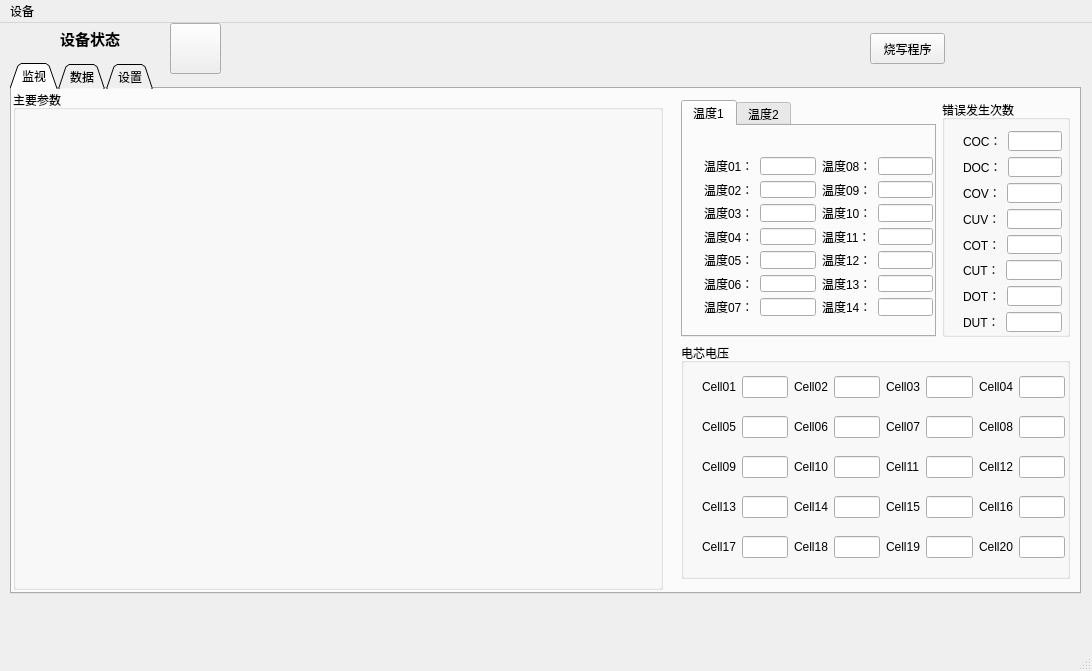
Above: mainwindow.ui from zhuyanliang/GlobelCanTools before the change. Below: the same form after it.
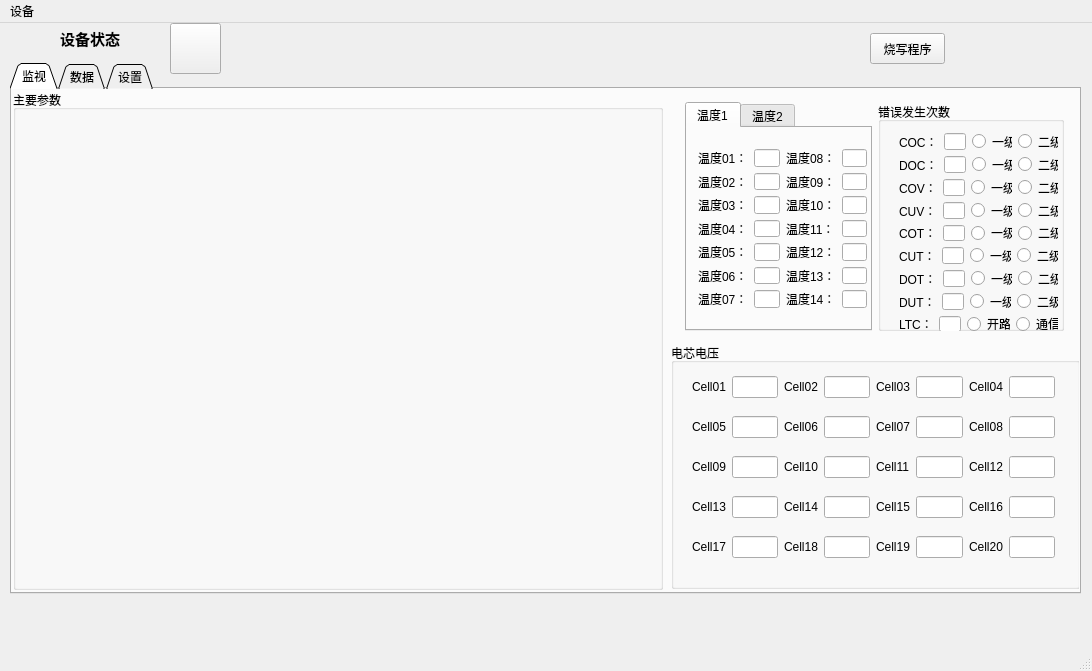
That is the form after the change. The open tabs and pages were chosen to show the change.

Diff of the .ui file:
```diff
--- a/mainwindow.ui
+++ b/mainwindow.ui
@@ -70,18 +70,283 @@
        <string>主要参数</string>
       </property>
      </widget>
-     <widget class="QWidget" name="layoutWidget1">
+     <widget class="QGroupBox" name="groupBoxCellVoltage">
       <property name="geometry">
        <rect>
-        <x>658</x>
-        <y>0</y>
-        <width>411</width>
-        <height>501</height>
+        <x>659</x>
+        <y>254</y>
+        <width>409</width>
+        <height>246</height>
        </rect>
       </property>
-      <layout class="QVBoxLayout" name="verticalLayout_2" stretch="0,0">
+      <property name="sizePolicy">
+       <sizepolicy hsizetype="Expanding" vsizetype="Expanding">
+        <horstretch>0</horstretch>
+        <verstretch>0</verstretch>
+       </sizepolicy>
+      </property>
+      <property name="title">
+       <string>电芯电压</string>
+      </property>
+      <widget class="QWidget" name="layoutWidget3">
+       <property name="geometry">
+        <rect>
+         <x>10</x>
+         <y>10</y>
+         <width>385</width>
+         <height>231</height>
+        </rect>
+       </property>
+       <layout class="QVBoxLayout" name="verticalLayout">
        <item>
-        <layout class="QHBoxLayout" name="horizontalLayout_7" stretch="2,1">
+         <layout class="QHBoxLayout" name="horizontalLayout_2">
+          <item>
+           <widget class="QLabel" name="label">
+            <property name="text">
+             <string>Cell01</string>
+            </property>
+           </widget>
+          </item>
+          <item>
+           <widget class="QLineEdit" name="lineEditCell01"/>
+          </item>
+          <item>
+           <widget class="QLabel" name="label_3">
+            <property name="text">
+             <string>Cell02</string>
+            </property>
+           </widget>
+          </item>
+          <item>
+           <widget class="QLineEdit" name="lineEditCell02"/>
+          </item>
+          <item>
+           <widget class="QLabel" name="label_4">
+            <property name="text">
+             <string>Cell03</string>
+            </property>
+           </widget>
+          </item>
+          <item>
+           <widget class="QLineEdit" name="lineEditCell03"/>
+          </item>
+          <item>
+           <widget class="QLabel" name="label_5">
+            <property name="text">
+             <string>Cell04</string>
+            </property>
+           </widget>
+          </item>
+          <item>
+           <widget class="QLineEdit" name="lineEditCell04">
+            <property name="text">
+             <string/>
+            </property>
+           </widget>
+          </item>
+         </layout>
+        </item>
+        <item>
+         <layout class="QHBoxLayout" name="horizontalLayout_3">
+          <item>
+           <widget class="QLabel" name="label_6">
+            <property name="text">
+             <string>Cell05</string>
+            </property>
+           </widget>
+          </item>
+          <item>
+           <widget class="QLineEdit" name="lineEditCell05"/>
+          </item>
+          <item>
+           <widget class="QLabel" name="label_7">
+            <property name="text">
+             <string>Cell06</string>
+            </property>
+           </widget>
+          </item>
+          <item>
+           <widget class="QLineEdit" name="lineEditCell06"/>
+          </item>
+          <item>
+           <widget class="QLabel" name="label_8">
+            <property name="text">
+             <string>Cell07</string>
+            </property>
+           </widget>
+          </item>
+          <item>
+           <widget class="QLineEdit" name="lineEditCell07"/>
+          </item>
+          <item>
+           <widget class="QLabel" name="label_9">
+            <property name="text">
+             <string>Cell08</string>
+            </property>
+           </widget>
+          </item>
+          <item>
+           <widget class="QLineEdit" name="lineEditCell08"/>
+          </item>
+         </layout>
+        </item>
+        <item>
+         <layout class="QHBoxLayout" name="horizontalLayout_4">
+          <item>
+           <widget class="QLabel" name="label_10">
+            <property name="text">
+             <string>Cell09</string>
+            </property>
+           </widget>
+          </item>
+          <item>
+           <widget class="QLineEdit" name="lineEditCell09">
+            <property name="text">
+             <string/>
+            </property>
+           </widget>
+          </item>
+          <item>
+           <widget class="QLabel" name="label_11">
+            <property name="text">
+             <string>Cell10</string>
+            </property>
+           </widget>
+          </item>
+          <item>
+           <widget class="QLineEdit" name="lineEditCell10"/>
+          </item>
+          <item>
+           <widget class="QLabel" name="label_2">
+            <property name="text">
+             <string>Cell11</string>
+            </property>
+           </widget>
+          </item>
+          <item>
+           <widget class="QLineEdit" name="lineEditCell11"/>
+          </item>
+          <item>
+           <widget class="QLabel" name="label_12">
+            <property name="text">
+             <string>Cell12</string>
+            </property>
+           </widget>
+          </item>
+          <item>
+           <widget class="QLineEdit" name="lineEditCell12"/>
+          </item>
+         </layout>
+        </item>
+        <item>
+         <layout class="QHBoxLayout" name="horizontalLayout_5">
+          <item>
+           <widget class="QLabel" name="label_13">
+            <property name="text">
+             <string>Cell13</string>
+            </property>
+           </widget>
+          </item>
+          <item>
+           <widget class="QLineEdit" name="lineEditCell13"/>
+          </item>
+          <item>
+           <widget class="QLabel" name="label_14">
+            <property name="text">
+             <string>Cell14</string>
+            </property>
+           </widget>
+          </item>
+          <item>
+           <widget class="QLineEdit" name="lineEditCell14">
+            <property name="text">
+             <string/>
+            </property>
+           </widget>
+          </item>
+          <item>
+           <widget class="QLabel" name="label_15">
+            <property name="text">
+             <string>Cell15</string>
+            </property>
+           </widget>
+          </item>
+          <item>
+           <widget class="QLineEdit" name="lineEditCell15"/>
+          </item>
+          <item>
+           <widget class="QLabel" name="label_16">
+            <property name="text">
+             <string>Cell16</string>
+            </property>
+           </widget>
+          </item>
+          <item>
+           <widget class="QLineEdit" name="lineEditCell16"/>
+          </item>
+         </layout>
+        </item>
+        <item>
+         <layout class="QHBoxLayout" name="horizontalLayout_6">
+          <item>
+           <widget class="QLabel" name="label_17">
+            <property name="text">
+             <string>Cell17</string>
+            </property>
+           </widget>
+          </item>
+          <item>
+           <widget class="QLineEdit" name="lineEditCell17"/>
+          </item>
+          <item>
+           <widget class="QLabel" name="label_18">
+            <property name="text">
+             <string>Cell18</string>
+            </property>
+           </widget>
+          </item>
+          <item>
+           <widget class="QLineEdit" name="lineEditCell18"/>
+          </item>
+          <item>
+           <widget class="QLabel" name="label_19">
+            <property name="text">
+             <string>Cell19</string>
+            </property>
+           </widget>
+          </item>
+          <item>
+           <widget class="QLineEdit" name="lineEditCell19">
+            <property name="text">
+             <string/>
+            </property>
+           </widget>
+          </item>
+          <item>
+           <widget class="QLabel" name="label_20">
+            <property name="text">
+             <string>Cell20</string>
+            </property>
+           </widget>
+          </item>
+          <item>
+           <widget class="QLineEdit" name="lineEditCell20"/>
+          </item>
+         </layout>
+        </item>
+       </layout>
+      </widget>
+     </widget>
+     <widget class="QWidget" name="">
+      <property name="geometry">
+       <rect>
+        <x>662</x>
+        <y>2</y>
+        <width>401</width>
+        <height>251</height>
+       </rect>
+      </property>
+      <layout class="QHBoxLayout" name="horizontalLayout_18">
          <item>
           <widget class="QTabWidget" name="tabWidgetTemperature">
            <property name="currentIndex">
@@ -91,12 +356,12 @@
             <attribute name="title">
              <string>温度1</string>
             </attribute>
-            <widget class="QWidget" name="layoutWidget2">
+          <widget class="QWidget" name="">
              <property name="geometry">
               <rect>
-               <x>10</x>
-               <y>20</y>
-               <width>251</width>
+             <x>0</x>
+             <y>10</y>
+             <width>191</width>
                <height>181</height>
               </rect>
              </property>
@@ -273,18 +538,18 @@
            <property name="title">
             <string>错误发生次数</string>
            </property>
-           <widget class="QWidget" name="layoutWidget">
+         <widget class="QWidget" name="">
             <property name="geometry">
              <rect>
               <x>10</x>
               <y>20</y>
-              <width>121</width>
-              <height>248</height>
-             </rect>
-            </property>
-            <layout class="QVBoxLayout" name="verticalLayout_4">
+            <width>181</width>
+            <height>221</height>
+           </rect>
+          </property>
+          <layout class="QVBoxLayout" name="verticalLayout_2">
              <item>
-              <layout class="QHBoxLayout" name="horizontalLayout_11" stretch="1,3">
+            <layout class="QHBoxLayout" name="horizontalLayout_7">
                <item>
                 <widget class="QLabel" name="labelCOC">
                  <property name="text">
@@ -295,10 +560,24 @@
                <item>
                 <widget class="QLineEdit" name="lineEditCOC"/>
                </item>
+             <item>
+              <widget class="QRadioButton" name="COCL1">
+               <property name="text">
+                <string>一级</string>
+               </property>
+              </widget>
+             </item>
+             <item>
+              <widget class="QRadioButton" name="COCL2">
+               <property name="text">
+                <string>二级</string>
+               </property>
+              </widget>
+             </item>
               </layout>
              </item>
              <item>
-              <layout class="QHBoxLayout" name="horizontalLayout_12" stretch="1,3">
+            <layout class="QHBoxLayout" name="horizontalLayout_10">
                <item>
                 <widget class="QLabel" name="labelDOC">
                  <property name="text">
@@ -309,10 +588,24 @@
                <item>
                 <widget class="QLineEdit" name="lineEditDOC"/>
                </item>
+             <item>
+              <widget class="QRadioButton" name="DOCL1">
+               <property name="text">
+                <string>一级</string>
+               </property>
+              </widget>
+             </item>
+             <item>
+              <widget class="QRadioButton" name="DOCL2">
+               <property name="text">
+                <string>二级</string>
+               </property>
+              </widget>
+             </item>
               </layout>
              </item>
              <item>
-              <layout class="QHBoxLayout" name="horizontalLayout_13" stretch="1,3">
+            <layout class="QHBoxLayout" name="horizontalLayout_11">
                <item>
                 <widget class="QLabel" name="labelCOV">
                  <property name="text">
@@ -323,10 +616,24 @@
                <item>
                 <widget class="QLineEdit" name="lineEditCOV"/>
                </item>
+             <item>
+              <widget class="QRadioButton" name="COVL1">
+               <property name="text">
+                <string>一级</string>
+               </property>
+              </widget>
+             </item>
+             <item>
+              <widget class="QRadioButton" name="COVL2">
+               <property name="text">
+                <string>二级</string>
+               </property>
+              </widget>
+             </item>
               </layout>
              </item>
              <item>
-              <layout class="QHBoxLayout" name="horizontalLayout_14" stretch="1,3">
+            <layout class="QHBoxLayout" name="horizontalLayout_12">
                <item>
                 <widget class="QLabel" name="labelCUV">
                  <property name="text">
@@ -337,10 +644,24 @@
                <item>
                 <widget class="QLineEdit" name="lineEditCUV"/>
                </item>
+             <item>
+              <widget class="QRadioButton" name="CUVL1">
+               <property name="text">
+                <string>一级</string>
+               </property>
+              </widget>
+             </item>
+             <item>
+              <widget class="QRadioButton" name="CUVL2">
+               <property name="text">
+                <string>二级</string>
+               </property>
+              </widget>
+             </item>
               </layout>
              </item>
              <item>
-              <layout class="QHBoxLayout" name="horizontalLayout_15" stretch="1,3">
+            <layout class="QHBoxLayout" name="horizontalLayout_13">
                <item>
                 <widget class="QLabel" name="labelCOT">
                  <property name="text">
@@ -351,10 +672,24 @@
                <item>
                 <widget class="QLineEdit" name="lineEditCOT"/>
                </item>
+             <item>
+              <widget class="QRadioButton" name="COTL1">
+               <property name="text">
+                <string>一级</string>
+               </property>
+              </widget>
+             </item>
+             <item>
+              <widget class="QRadioButton" name="COTL2">
+               <property name="text">
+                <string>二级</string>
+               </property>
+              </widget>
+             </item>
               </layout>
              </item>
              <item>
-              <layout class="QHBoxLayout" name="horizontalLayout_16" stretch="1,3">
+            <layout class="QHBoxLayout" name="horizontalLayout_14">
                <item>
                 <widget class="QLabel" name="labelCUT">
                  <property name="text">
@@ -365,10 +700,24 @@
                <item>
                 <widget class="QLineEdit" name="lineEditCUT"/>
                </item>
+             <item>
+              <widget class="QRadioButton" name="CUTL1">
+               <property name="text">
+                <string>一级</string>
+               </property>
+              </widget>
+             </item>
+             <item>
+              <widget class="QRadioButton" name="CUTL2">
+               <property name="text">
+                <string>二级</string>
+               </property>
+              </widget>
+             </item>
               </layout>
              </item>
              <item>
-              <layout class="QHBoxLayout" name="horizontalLayout_17" stretch="1,3">
+            <layout class="QHBoxLayout" name="horizontalLayout_15">
                <item>
                 <widget class="QLabel" name="labelDOT">
                  <property name="text">
@@ -379,10 +728,24 @@
                <item>
                 <widget class="QLineEdit" name="lineEditDOT"/>
                </item>
+             <item>
+              <widget class="QRadioButton" name="DOTL1">
+               <property name="text">
+                <string>一级</string>
+               </property>
+              </widget>
+             </item>
+             <item>
+              <widget class="QRadioButton" name="DOTL2">
+               <property name="text">
+                <string>二级</string>
+               </property>
+              </widget>
+             </item>
               </layout>
              </item>
              <item>
-              <layout class="QHBoxLayout" name="horizontalLayout_18" stretch="1,3">
+            <layout class="QHBoxLayout" name="horizontalLayout_16">
                <item>
                 <widget class="QLabel" name="labelDUT">
                  <property name="text">
@@ -393,10 +756,24 @@
                <item>
                 <widget class="QLineEdit" name="lineEditDUT"/>
                </item>
+             <item>
+              <widget class="QRadioButton" name="DUTL1">
+               <property name="text">
+                <string>一级</string>
+               </property>
+              </widget>
+             </item>
+             <item>
+              <widget class="QRadioButton" name="DUTL2">
+               <property name="text">
+                <string>二级</string>
+               </property>
+              </widget>
+             </item>
               </layout>
              </item>
              <item>
-              <layout class="QHBoxLayout" name="horizontalLayout_19" stretch="1,3">
+            <layout class="QHBoxLayout" name="horizontalLayout_17">
                <item>
                 <widget class="QLabel" name="labelLTC_COM">
                  <property name="text">
@@ -407,268 +784,19 @@
                <item>
                 <widget class="QLineEdit" name="lineEditLTC_COM"/>
                </item>
-              </layout>
-             </item>
-            </layout>
-           </widget>
-          </widget>
-         </item>
-        </layout>
-       </item>
        <item>
-        <widget class="QGroupBox" name="groupBoxCellVoltage">
-         <property name="sizePolicy">
-          <sizepolicy hsizetype="Expanding" vsizetype="Expanding">
-           <horstretch>0</horstretch>
-           <verstretch>0</verstretch>
-          </sizepolicy>
-         </property>
-         <property name="title">
-          <string>电芯电压</string>
-         </property>
-         <widget class="QWidget" name="layoutWidget3">
-          <property name="geometry">
-           <rect>
-            <x>10</x>
-            <y>10</y>
-            <width>385</width>
-            <height>231</height>
-           </rect>
-          </property>
-          <layout class="QVBoxLayout" name="verticalLayout">
-           <item>
-            <layout class="QHBoxLayout" name="horizontalLayout_2">
-             <item>
-              <widget class="QLabel" name="label">
+              <widget class="QRadioButton" name="LTCL1">
                <property name="text">
-                <string>Cell01</string>
+                <string>开路</string>
                </property>
               </widget>
              </item>
              <item>
-              <widget class="QLineEdit" name="lineEditCell01"/>
-             </item>
-             <item>
-              <widget class="QLabel" name="label_3">
+              <widget class="QRadioButton" name="LTCL2">
                <property name="text">
-                <string>Cell02</string>
+                <string>通信</string>
                </property>
               </widget>
-             </item>
-             <item>
-              <widget class="QLineEdit" name="lineEditCell02"/>
-             </item>
-             <item>
-              <widget class="QLabel" name="label_4">
-               <property name="text">
-                <string>Cell03</string>
-               </property>
-              </widget>
-             </item>
-             <item>
-              <widget class="QLineEdit" name="lineEditCell03"/>
-             </item>
-             <item>
-              <widget class="QLabel" name="label_5">
-               <property name="text">
-                <string>Cell04</string>
-               </property>
-              </widget>
-             </item>
-             <item>
-              <widget class="QLineEdit" name="lineEditCell04">
-               <property name="text">
-                <string/>
-               </property>
-              </widget>
-             </item>
-            </layout>
-           </item>
-           <item>
-            <layout class="QHBoxLayout" name="horizontalLayout_3">
-             <item>
-              <widget class="QLabel" name="label_6">
-               <property name="text">
-                <string>Cell05</string>
-               </property>
-              </widget>
-             </item>
-             <item>
-              <widget class="QLineEdit" name="lineEditCell05"/>
-             </item>
-             <item>
-              <widget class="QLabel" name="label_7">
-               <property name="text">
-                <string>Cell06</string>
-               </property>
-              </widget>
-             </item>
-             <item>
-              <widget class="QLineEdit" name="lineEditCell06"/>
-             </item>
-             <item>
-              <widget class="QLabel" name="label_8">
-               <property name="text">
-                <string>Cell07</string>
-               </property>
-              </widget>
-             </item>
-             <item>
-              <widget class="QLineEdit" name="lineEditCell07"/>
-             </item>
-             <item>
-              <widget class="QLabel" name="label_9">
-               <property name="text">
-                <string>Cell08</string>
-               </property>
-              </widget>
-             </item>
-             <item>
-              <widget class="QLineEdit" name="lineEditCell08"/>
-             </item>
-            </layout>
-           </item>
-           <item>
-            <layout class="QHBoxLayout" name="horizontalLayout_4">
-             <item>
-              <widget class="QLabel" name="label_10">
-               <property name="text">
-                <string>Cell09</string>
-               </property>
-              </widget>
-             </item>
-             <item>
-              <widget class="QLineEdit" name="lineEditCell09">
-               <property name="text">
-                <string/>
-               </property>
-              </widget>
-             </item>
-             <item>
-              <widget class="QLabel" name="label_11">
-               <property name="text">
-                <string>Cell10</string>
-               </property>
-              </widget>
-             </item>
-             <item>
-              <widget class="QLineEdit" name="lineEditCell10"/>
-             </item>
-             <item>
-              <widget class="QLabel" name="label_2">
-               <property name="text">
-                <string>Cell11</string>
-               </property>
-              </widget>
-             </item>
-             <item>
-              <widget class="QLineEdit" name="lineEditCell11"/>
-             </item>
-             <item>
-              <widget class="QLabel" name="label_12">
-               <property name="text">
-                <string>Cell12</string>
-               </property>
-              </widget>
-             </item>
-             <item>
-              <widget class="QLineEdit" name="lineEditCell12"/>
-             </item>
-            </layout>
-           </item>
-           <item>
-            <layout class="QHBoxLayout" name="horizontalLayout_5">
-             <item>
-              <widget class="QLabel" name="label_13">
-               <property name="text">
-                <string>Cell13</string>
-               </property>
-              </widget>
-             </item>
-             <item>
-              <widget class="QLineEdit" name="lineEditCell13"/>
-             </item>
-             <item>
-              <widget class="QLabel" name="label_14">
-               <property name="text">
-                <string>Cell14</string>
-               </property>
-              </widget>
-             </item>
-             <item>
-              <widget class="QLineEdit" name="lineEditCell14">
-               <property name="text">
-                <string/>
-               </property>
-              </widget>
-             </item>
-             <item>
-              <widget class="QLabel" name="label_15">
-               <property name="text">
-                <string>Cell15</string>
-               </property>
-              </widget>
-             </item>
-             <item>
-              <widget class="QLineEdit" name="lineEditCell15"/>
-             </item>
-             <item>
-              <widget class="QLabel" name="label_16">
-               <property name="text">
-                <string>Cell16</string>
-               </property>
-              </widget>
-             </item>
-             <item>
-              <widget class="QLineEdit" name="lineEditCell16"/>
-             </item>
-            </layout>
-           </item>
-           <item>
-            <layout class="QHBoxLayout" name="horizontalLayout_6">
-             <item>
-              <widget class="QLabel" name="label_17">
-               <property name="text">
-                <string>Cell17</string>
-               </property>
-              </widget>
-             </item>
-             <item>
-              <widget class="QLineEdit" name="lineEditCell17"/>
-             </item>
-             <item>
-              <widget class="QLabel" name="label_18">
-               <property name="text">
-                <string>Cell18</string>
-               </property>
-              </widget>
-             </item>
-             <item>
-              <widget class="QLineEdit" name="lineEditCell18"/>
-             </item>
-             <item>
-              <widget class="QLabel" name="label_19">
-               <property name="text">
-                <string>Cell19</string>
-               </property>
-              </widget>
-             </item>
-             <item>
-              <widget class="QLineEdit" name="lineEditCell19">
-               <property name="text">
-                <string/>
-               </property>
-              </widget>
-             </item>
-             <item>
-              <widget class="QLabel" name="label_20">
-               <property name="text">
-                <string>Cell20</string>
-               </property>
-              </widget>
-             </item>
-             <item>
-              <widget class="QLineEdit" name="lineEditCell20"/>
              </item>
             </layout>
            </item>
```
Left out of the diff: 2 changed lines with no effect on the pictures. Lines whose indentation alone changed are shown as unchanged.
